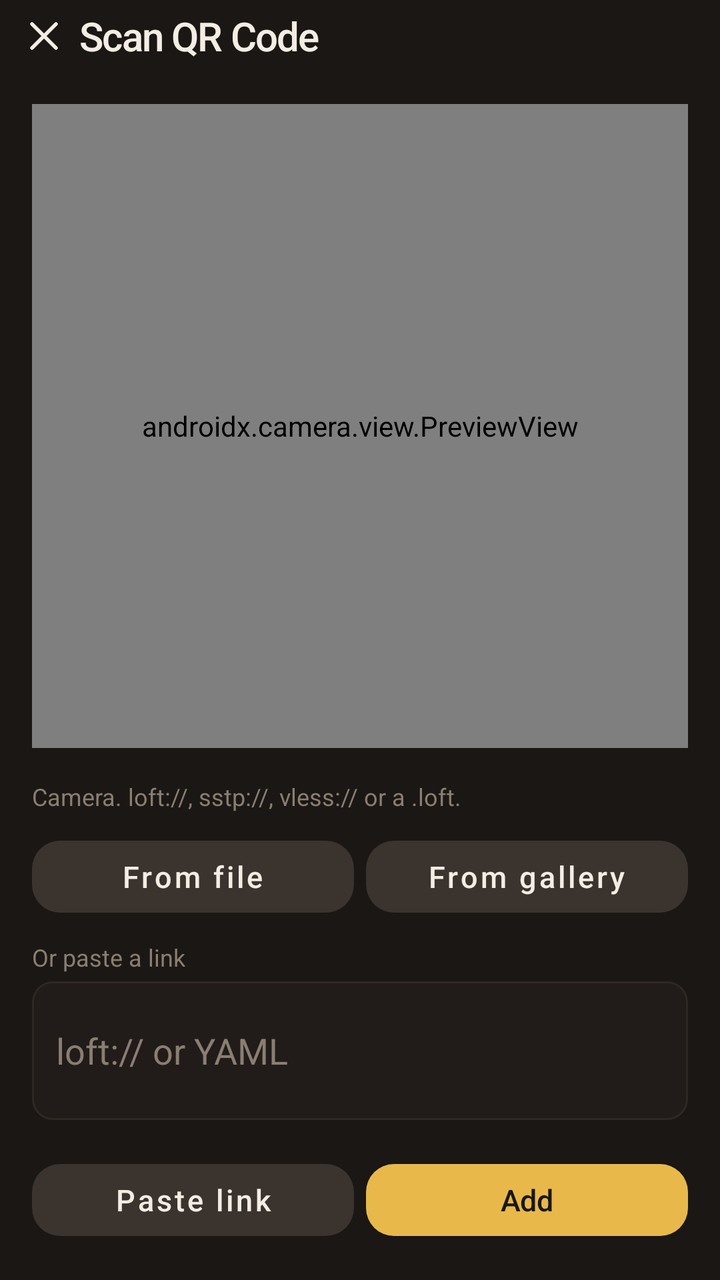
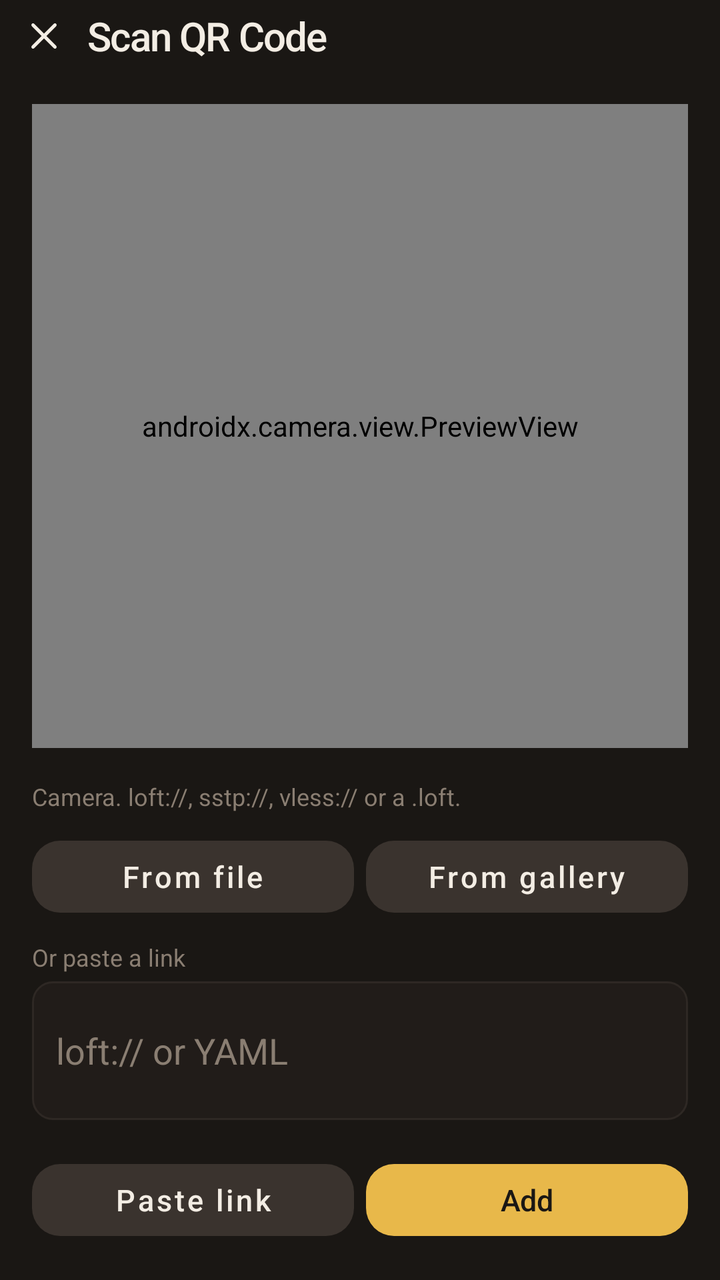

An Android layout rendered at two revisions. The XML below is the earlier revision; the diff shows what the commit changed to produce the second picture.
<!-- AndroidManifest.xml: application theme Theme.Loft -->
<!-- res/layout/activity_scan.xml -->
<?xml version="1.0" encoding="utf-8"?>
<LinearLayout xmlns:android="http://schemas.android.com/apk/res/android"
    android:layout_width="match_parent"
    android:layout_height="match_parent"
    android:background="@color/ink"
    android:orientation="vertical">

    <LinearLayout
        android:layout_width="match_parent"
        android:layout_height="wrap_content"
        android:gravity="center_vertical"
        android:orientation="horizontal"
        android:paddingLeft="4dp">

        <ImageButton
            android:id="@+id/btn_close"
            android:layout_width="36dp"
            android:layout_height="36dp"
            android:background="?attr/selectableItemBackgroundBorderless"
            android:contentDescription="@string/close"
            android:src="@drawable/ic_close" />

        <TextView
            android:layout_width="wrap_content"
            android:layout_height="wrap_content"
            android:fontFamily="sans-serif-medium"
            android:letterSpacing="-0.03"
            android:text="@string/scan_title"
            android:textColor="@color/snow"
            android:textSize="20sp" />
    </LinearLayout>

    <androidx.camera.view.PreviewView
        android:id="@+id/preview"
        android:layout_width="match_parent"
        android:layout_height="0dp"
        android:layout_margin="16dp"
        android:layout_weight="1" />

    <TextView
        android:layout_width="match_parent"
        android:layout_height="wrap_content"
        android:paddingLeft="16dp"
        android:paddingRight="16dp"
        android:text="@string/scan_hint"
        android:textColor="@color/mute"
        android:textSize="12sp" />

    <LinearLayout
        android:layout_width="match_parent"
        android:layout_height="wrap_content"
        android:orientation="horizontal"
        android:paddingLeft="16dp"
        android:paddingTop="8dp"
        android:paddingRight="16dp">

        <Button
            android:id="@+id/btn_file"
            style="@style/Widget.Loft.Ghost"
            android:layout_width="0dp"
            android:layout_height="wrap_content"
            android:layout_weight="1"
            android:text="@string/from_file" />

        <Button
            android:id="@+id/btn_gal"
            style="@style/Widget.Loft.Ghost"
            android:layout_width="0dp"
            android:layout_height="wrap_content"
            android:layout_marginLeft="6dp"
            android:layout_weight="1"
            android:text="@string/from_gallery" />
    </LinearLayout>

    <TextView
        android:layout_width="match_parent"
        android:layout_height="wrap_content"
        android:paddingLeft="16dp"
        android:paddingTop="8dp"
        android:text="@string/paste_or"
        android:textColor="@color/mute"
        android:textSize="12sp" />

    <EditText
        android:id="@+id/paste"
        android:layout_width="match_parent"
        android:layout_height="wrap_content"
        android:layout_marginLeft="16dp"
        android:layout_marginTop="4dp"
        android:layout_marginRight="16dp"
        android:background="@drawable/bg_field"
        android:hint="@string/paste_hint"
        android:inputType="textUri|textMultiLine"
        android:minLines="2"
        android:padding="12dp"
        android:textColor="@color/snow"
        android:textColorHint="@color/mute" />

    <LinearLayout
        android:layout_width="match_parent"
        android:layout_height="wrap_content"
        android:orientation="horizontal"
        android:padding="16dp">

        <Button
            android:id="@+id/btn_paste"
            style="@style/Widget.Loft.Ghost"
            android:layout_width="0dp"
            android:layout_height="wrap_content"
            android:layout_weight="1"
            android:text="@string/paste" />

        <Button
            android:id="@+id/btn_add"
            style="@style/Widget.Loft.Go"
            android:layout_width="0dp"
            android:layout_height="wrap_content"
            android:layout_marginLeft="6dp"
            android:layout_weight="1"
            android:text="@string/add" />
    </LinearLayout>
</LinearLayout>
<!-- resources referenced by this layout -->
<resources>
  <color name="ink">#1A1714</color>
  <color name="mute">#8A7E72</color>
  <color name="snow">#F3EDE4</color>
  <string name="add">Add</string>
  <string name="close">Close</string>
  <color name="plate">#211C19</color>
  <color name="slate">#3A332E</color>
  <color name="lamp">#E8B84A</color>
  <color name="ink2">#241F1B</color>
  <color name="err">#E24B4B</color>
  <style name="Widget.Loft.Nav" parent="Widget.MaterialComponents.BottomNavigationView">
          <item name="android:background">@color/ink</item>
          <item name="elevation">0dp</item>
          <item name="itemIconTint">@color/nav_icon</item>
          <item name="itemTextColor">@color/nav_text</item>
          <item name="itemRippleColor">@color/lamp</item>
          <item name="itemActiveIndicatorStyle">@style/Widget.Loft.NavIndicator</item>
          <item name="labelVisibilityMode">labeled</item>
      </style>
  <style name="Widget.Loft.NavIndicator" parent="">
          <item name="android:color">@color/lamp22</item>
          <item name="android:width">64dp</item>
          <item name="android:height">32dp</item>
          <item name="shapeAppearance">@style/Shape.Loft.NavPill</item>
      </style>
  <!-- unchanged entries left out for length: 18 -->
</resources>

<!-- the commit's change to res/layout/activity_scan.xml (unified diff, before → after) -->
@@ -14,9 +14,10 @@
 
         <ImageButton
             android:id="@+id/btn_close"
+            style="@style/Widget.Loft.IconBtn"
             android:layout_width="36dp"
             android:layout_height="36dp"
-            android:background="?attr/selectableItemBackgroundBorderless"
+            android:layout_marginRight="4dp"
             android:contentDescription="@string/close"
             android:src="@drawable/ic_close" />
 
<!-- resource entries referenced after the edit -->
@@ -5,24 +5,91 @@
   <color name="snow">#F3EDE4</color>
   <string name="add">Add</string>
   <string name="close">Close</string>
+  <style name="Widget.Loft.IconBtn" parent="">
+          <item name="android:background">@drawable/bg_icon_btn</item>
+          <item name="android:padding">7dp</item>
+          <item name="android:scaleType">fitCenter</item>
+          <item name="android:tint">@color/icon_btn</item>
+          <item name="android:stateListAnimator">@null</item>
+      </style>
   <color name="plate">#211C19</color>
   <color name="slate">#3A332E</color>
   <color name="lamp">#E8B84A</color>
+  <!-- drawable bg_icon_btn (drawable) -->
+  <?xml version="1.0" encoding="utf-8"?>
+  <ripple xmlns:android="http://schemas.android.com/apk/res/android"
+      android:color="@color/lamp22">
+      <item android:id="@android:id/mask">
+          <inset
+              android:insetTop="3dp"
+              android:insetBottom="3dp">
+              <shape android:shape="rectangle">
+                  <solid android:color="#FFFFFFFF" />
+                  <corners android:radius="16dp" />
+              </shape>
+          </inset>
+      </item>
+      <item>
+          <selector>
+              <item android:state_pressed="true">
+                  <inset
+                      android:insetTop="3dp"
+                      android:insetBottom="3dp">
+                      <shape android:shape="rectangle">
+                          <solid android:color="@color/lamp22" />
+                          <corners android:radius="16dp" />
+                      </shape>
+                  </inset>
+              </item>
+              <item android:state_focused="true">
+                  <inset
+                      android:insetTop="3dp"
+                      android:insetBottom="3dp">
+                      <shape android:shape="rectangle">
+                          <solid android:color="@color/lamp22" />
+                          <corners android:radius="16dp" />
+                      </shape>
+                  </inset>
+              </item>
+              <item>
+                  <shape android:shape="rectangle">
+                      <solid android:color="@android:color/transparent" />
+                  </shape>
+              </item>
+          </selector>
+      </item>
+  </ripple>
   <color name="ink2">#241F1B</color>
   <color name="err">#E24B4B</color>
   <style name="Widget.Loft.Nav" parent="Widget.MaterialComponents.BottomNavigationView">
-          <item name="android:background">@color/ink</item>
+          <item name="android:background">@color/ink0</item>
+          <item name="android:minHeight">72dp</item>
           <item name="elevation">0dp</item>
+          <item name="itemBackground">@android:color/transparent</item>
+          <item name="itemHorizontalTranslationEnabled">false</item>
+          <item name="itemIconSize">22dp</item>
           <item name="itemIconTint">@color/nav_icon</item>
           <item name="itemTextColor">@color/nav_text</item>
+          <item name="itemTextAppearanceInactive">@style/TextAppearance.Loft.Nav</item>
+          <item name="itemTextAppearanceActive">@style/TextAppearance.Loft.Nav</item>
           <item name="itemRippleColor">@color/lamp</item>
           <item name="itemActiveIndicatorStyle">@style/Widget.Loft.NavIndicator</item>
+          <item name="itemPaddingTop">6dp</item>
+          <item name="itemPaddingBottom">12dp</item>
+          <item name="activeIndicatorLabelPadding">4dp</item>
           <item name="labelVisibilityMode">labeled</item>
+      </style>
+  <color name="ink0">#181512</color>
+  <style name="TextAppearance.Loft.Nav" parent="">
+          <item name="android:textSize">12sp</item>
+          <item name="android:fontFamily">sans-serif-medium</item>
+          <item name="android:textAllCaps">false</item>
+          <item name="android:letterSpacing">0.01</item>
       </style>
   <style name="Widget.Loft.NavIndicator" parent="">
           <item name="android:color">@color/lamp22</item>
-          <item name="android:width">64dp</item>
-          <item name="android:height">32dp</item>
+          <item name="android:width">62dp</item>
+          <item name="android:height">30dp</item>
           <item name="shapeAppearance">@style/Shape.Loft.NavPill</item>
       </style>
   <!-- unchanged entries left out for length: 18 -->
